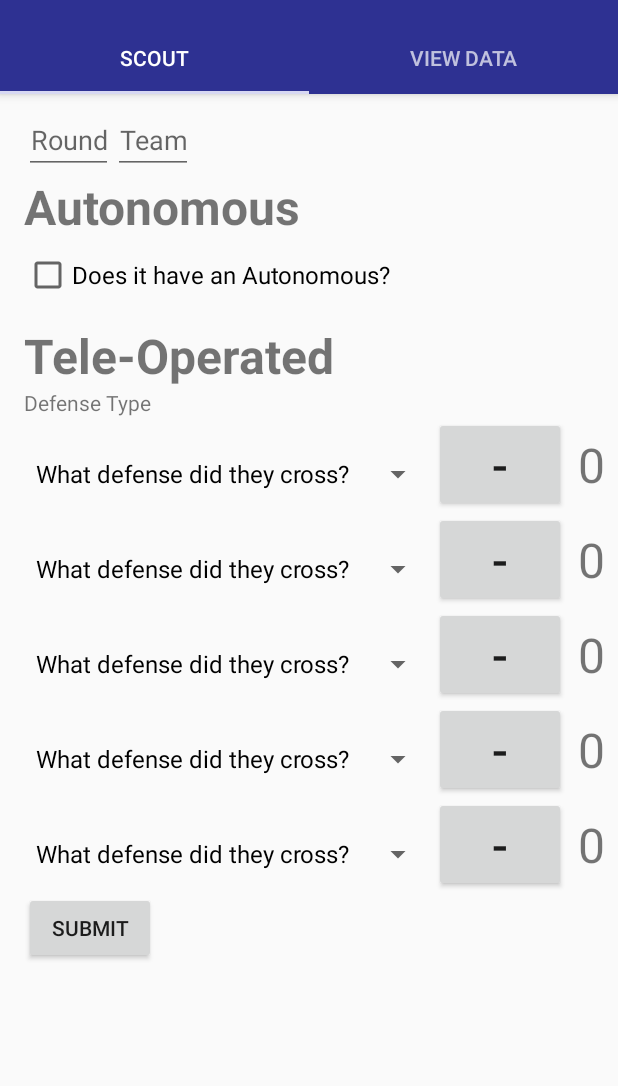
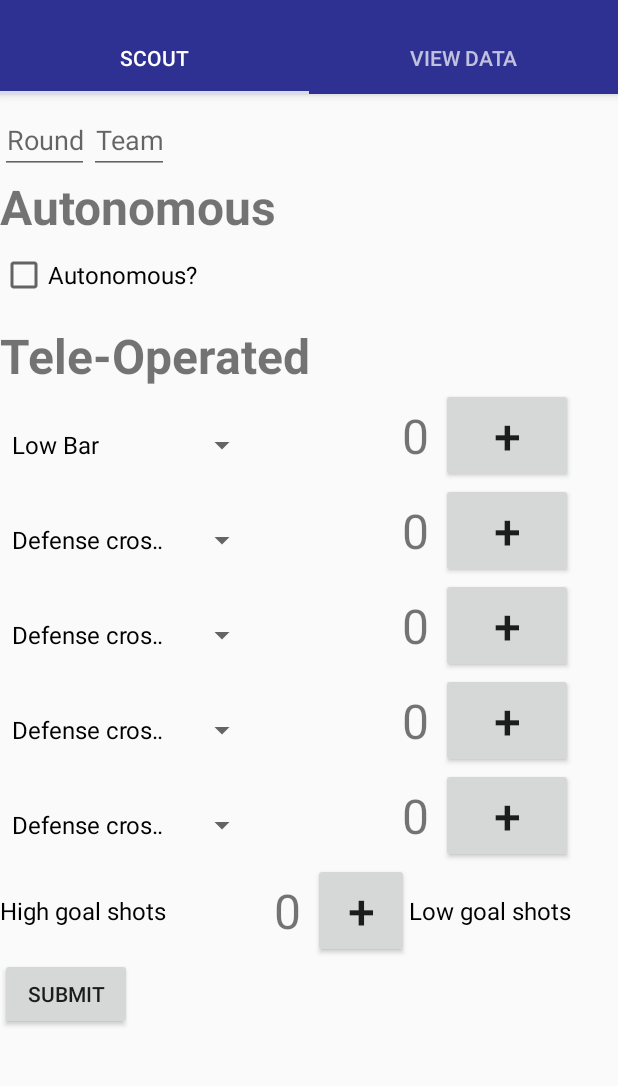
Before and after one commit to Brendon-Egolf/FRCScoutingApp2016, an Android app: the screen it shows after launch (MainActivity), on a phone screen of 412 x 824 dp, the part 62-1148 px from its top. Run offline under Robolectric (Android 15) with nearby library versions, the phone set to English and light mode, and no system bars.

Commit message:
I finished the layout!

```diff
--- a/app/src/main/java/com/petoskeypaladins/frcscoutingapp/Defense.java
+++ b/app/src/main/java/com/petoskeypaladins/frcscoutingapp/Defense.java
@@ -4,37 +4,67 @@ import android.content.Context;
 import android.view.LayoutInflater;
 import android.view.View;
 import android.widget.ArrayAdapter;
+import android.widget.Button;
 import android.widget.LinearLayout;
 import android.widget.Spinner;
+import android.widget.TextView;
+import android.widget.Toast;
 
 
 public class Defense extends LinearLayout {
+    private int defensePasses;
 
-
-    public Defense(Context context) {
+    public Defense(Context context, Boolean lowBar) {
         super(context);
 
         LayoutInflater inflater = (LayoutInflater)context.getSystemService(Context.LAYOUT_INFLATER_SERVICE);
         inflater.inflate(R.layout.layout_defense, this, true);
         View view = inflater.inflate(R.layout.layout_defense, this, true);
 
-        view.findViewById(R.id.defense_type);
+        final Spinner defenseSpinner = (Spinner) view.findViewById(R.id.defense_type);
+        final Button subtractPass = (Button) view.findViewById(R.id.subtract_pass);
+        final TextView passes = (TextView) view.findViewById(R.id.passes);
+        final Button addPass = (Button) view.findViewById(R.id.add_pass);
 
-
-        final Spinner defenseSpinner = (Spinner) view.findViewById(R.id.defense_type);
-        ArrayAdapter<CharSequence> arrayAdapter = ArrayAdapter.createFromResource(getContext(),
-                R.array.defenses, android.R.layout.simple_spinner_dropdown_item);
-
+        ArrayAdapter<CharSequence> arrayAdapter;
+        defensePasses = 0;
+        updatePasses(passes, defensePasses);
+        if (lowBar) {
+            Toast.makeText(context, "shorty got low low low low low low low low.", Toast.LENGTH_SHORT).show();
+            arrayAdapter = ArrayAdapter.createFromResource(getContext(),
+                    R.array.low_bar, android.R.layout.simple_spinner_dropdown_item);
+        } else {
+            arrayAdapter = ArrayAdapter.createFromResource(getContext(),
+                    R.array.teleop_defenses, android.R.layout.simple_spinner_dropdown_item);
+        }
         arrayAdapter.setDropDownViewResource(android.R.layout.simple_spinner_dropdown_item);
-
         defenseSpinner.setAdapter(arrayAdapter);
 
+        subtractPass.setOnClickListener(new View.OnClickListener() {
+            @Override
+            public void onClick(View v) {
+                defensePasses--;
+                updatePasses(passes, defensePasses);
+                if (defensePasses == 0) {
+                    subtractPass.setVisibility(View.INVISIBLE);
+                }
+            }
+        });
 
-
-
-
+        addPass.setOnClickListener(new View.OnClickListener() {
+            @Override
+            public void onClick(View v) {
+                defensePasses++;
+                updatePasses(passes, defensePasses);
+                if (defensePasses > 0) {
+                    subtractPass.setVisibility(View.VISIBLE);
+                }
+            }
+        });
     }
 
-
+    public void updatePasses(TextView passes, int defensePasses) {
+        passes.setText(Integer.toString(defensePasses));
+    }
 
 }
--- a/app/src/main/java/com/petoskeypaladins/frcscoutingapp/ScoutingSheet.java
+++ b/app/src/main/java/com/petoskeypaladins/frcscoutingapp/ScoutingSheet.java
@@ -19,7 +19,7 @@ import android.widget.Toast;
 
 
 public class ScoutingSheet extends Fragment {
-
+    private int highGoalCount, lowGoalCount;
 
 
 
@@ -49,7 +49,7 @@ public class ScoutingSheet extends Fragment {
         submit.setOnClickListener(new View.OnClickListener() {
             @Override
             public void onClick(View v) {
-                submitForm();
+                submitForm(view);
             }
         });
 
@@ -58,23 +58,14 @@ public class ScoutingSheet extends Fragment {
             @Override
             public boolean onEditorAction(TextView v, int actionId, KeyEvent event) {
                 if (actionId == EditorInfo.IME_ACTION_DONE) {
-                    roundNumber.clearFocus();
+                    teamNumber.requestFocus();
+
                 }
 
                 return false;
             }
         });
 
-        teamNumber.setOnEditorActionListener(new TextView.OnEditorActionListener() {
-            @Override
-            public boolean onEditorAction(TextView v, int actionId, KeyEvent event) {
-                if (actionId == EditorInfo.IME_ACTION_DONE) {
-                    teamNumber.clearFocus();
-                }
-
-                return false;
-            }
-        });
 
         final Spinner autonDefenseSpinner = (Spinner) view.findViewById(R.id.auton_defense_cross);
         ArrayAdapter<CharSequence> arrayAdapter = ArrayAdapter.createFromResource(getContext(),
@@ -125,8 +116,67 @@ public class ScoutingSheet extends Fragment {
         final int DEFENSES = 5;
 
         for (int i = 0; i < DEFENSES; i++) {
-            defenseList.addView(new Defense(getContext()));
+            defenseList.addView(new Defense(getContext(), (i == 0)));
         }
+
+        final Button highGoalAdd = (Button) view.findViewById(R.id.high_goal_add);
+        final TextView highGoalNumber = (TextView) view.findViewById(R.id.high_goal_number);
+        final Button highGoalSubtract = (Button) view.findViewById(R.id.high_goal_subtract);
+        final Button lowGoalAdd = (Button) view.findViewById(R.id.low_goal_add);
+        final TextView lowGoalNumber = (TextView) view.findViewById(R.id.low_goal_number);
+        final Button lowGoalSubtract = (Button) view.findViewById(R.id.low_goal_subtract);
+
+        highGoalCount = 0;
+        highGoalNumber.setText(Integer.toString(highGoalCount));
+        lowGoalCount = 0;
+        lowGoalNumber.setText(Integer.toString(lowGoalCount));
+
+
+        highGoalSubtract.setOnClickListener(new View.OnClickListener() {
+            @Override
+            public void onClick(View v) {
+                highGoalCount--;
+                highGoalNumber.setText(Integer.toString(highGoalCount));
+                if (highGoalCount == 0) {
+                    highGoalSubtract.setVisibility(View.INVISIBLE);
+                }
+            }
+        });
+
+        highGoalAdd.setOnClickListener(new View.OnClickListener() {
+            @Override
+            public void onClick(View v) {
+                highGoalCount++;
+                highGoalNumber.setText(Integer.toString(highGoalCount));
+                if (highGoalCount > 0) {
+                    highGoalSubtract.setVisibility(View.VISIBLE);
+                }
+            }
+        });
+
+
+        lowGoalSubtract.setOnClickListener(new View.OnClickListener() {
+            @Override
+            public void onClick(View v) {
+                lowGoalCount--;
+                lowGoalNumber.setText(Integer.toString(lowGoalCount));
+                if (lowGoalCount == 0) {
+                    lowGoalSubtract.setVisibility(View.INVISIBLE);
+                }
+            }
+        });
+
+        lowGoalAdd.setOnClickListener(new View.OnClickListener() {
+            @Override
+            public void onClick(View v) {
+                lowGoalCount++;
+                lowGoalNumber.setText(Integer.toString(lowGoalCount));
+                if (lowGoalCount > 0) {
+                    lowGoalSubtract.setVisibility(View.VISIBLE);
+                }
+            }
+        });
+
 
 
 
@@ -136,19 +186,11 @@ public class ScoutingSheet extends Fragment {
 
 
 
-    public void submitForm() {
-
-        EditText roundNumber = (EditText)getView().findViewById(R.id.round_number);
-        EditText teamNumber = (EditText) getView().findViewById(R.id.team_number);
-        CheckBox canAuton = (CheckBox) getView().findViewById(R.id.can_auton);
-
-
+    public void submitForm(View view) {
 
     }
 
-    public void writeData(View view) {
 
-    }
 
 
     public void alert() {
--- a/app/src/main/res/layout/fragment_scouting_sheet.xml
+++ b/app/src/main/res/layout/fragment_scouting_sheet.xml
@@ -1,11 +1,8 @@
-<ScrollView android:id="@+id/scroll_view"
+<RelativeLayout
+    tools:context="com.petoskeypaladins.frcscoutingapp.ScoutingSheet"
     xmlns:android="http://schemas.android.com/apk/res/android"
-    xmlns:tools="http://schemas.android.com/tools" android:layout_width="match_parent"
-    android:layout_height="wrap_content"
-    tools:context="com.petoskeypaladins.frcscoutingapp.ScoutingSheet">
-
-
-    <RelativeLayout android:id="@+id/main_layout"
+    xmlns:tools="http://schemas.android.com/tools"
+    android:id="@+id/main_layout"
     android:layout_width="match_parent"
     android:layout_height="match_parent"
     android:descendantFocusability="beforeDescendants"
@@ -59,7 +56,8 @@
         android:layout_width="wrap_content"
         android:layout_height="wrap_content"
         android:layout_below="@id/can_auton"
-
+        android:layout_toRightOf="@+id/can_auton_shoot"
+        android:layout_marginLeft="@dimen/margin_small"
         android:visibility="gone"/>
 
     <CheckBox android:id="@+id/can_auton_shoot"
@@ -67,30 +65,31 @@
         android:layout_height="wrap_content"
         android:text="@string/can_auton_shoot"
         android:textSize="@dimen/item_label"
-            android:layout_below="@id/auton_defense_cross"
-
+        android:layout_below="@id/can_auton"
+        android:layout_alignTop="@id/auton_defense_cross"
+        android:layout_alignBottom="@id/auton_defense_cross"
+        android:gravity="center_vertical"
         android:visibility="gone"/>
 
     <RadioGroup android:id="@+id/auton_shoot_type"
         android:layout_width="wrap_content"
         android:layout_height="wrap_content"
+        android:layout_alignLeft="@id/can_auton_shoot"
+        android:layout_below="@id/can_auton_shoot"
+        android:checkedButton="@+id/auton_low_goal"
+        android:visibility="gone">
 
-            android:layout_below="@id/can_auton_shoot"
-            android:visibility="gone">
+        <RadioButton android:id="@+id/auton_low_goal"
+            android:layout_width="wrap_content"
+            android:layout_height="wrap_content"
+            android:text="@string/low_goal"
+            android:textSize="@dimen/item_label" />
 
         <RadioButton android:id="@+id/auton_high_goal"
             android:layout_width="wrap_content"
             android:layout_height="wrap_content"
-                android:text="@string/auton_high_goal"
-                android:textSize="@dimen/item_label"
-                />
-
-            <RadioButton android:id="@+id/auton_low_goal"
-                android:layout_width="wrap_content"
-                android:layout_height="wrap_content"
-                android:text="@string/auton_low_goal"
-                android:textSize="@dimen/item_label"
-                />
+            android:text="@string/high_goal"
+            android:textSize="@dimen/item_label" />
 
     </RadioGroup>
 
@@ -105,33 +104,92 @@
         android:layout_marginTop="@dimen/margin_small"
         android:textStyle="bold" />
 
-        <TextView android:id="@+id/column_defense_type"
-            android:layout_width="wrap_content"
-            android:layout_height="wrap_content"
-            android:text="@string/column_defense_type"
-            android:layout_below="@id/teleop_label"/>
-
     <LinearLayout android:id="@+id/defense_list"
         android:layout_width="wrap_content"
         android:layout_height="wrap_content"
-            android:layout_below="@id/column_defense_type"
-            android:orientation="vertical">
+        android:layout_below="@id/teleop_label"
+        android:orientation="vertical" />
 
+    <LinearLayout android:id="@+id/high_goal_shots"
+        android:layout_width="wrap_content"
+        android:layout_height="wrap_content"
+        android:orientation="horizontal"
+        android:layout_below="@id/defense_list">
 
+        <TextView android:id="@+id/high_goal_shots_label"
+            android:layout_width="wrap_content"
+            android:layout_height="match_parent"
+            android:text="@string/high_goal_shots"
+            android:textColor="@color/black"
+            android:textSize="@dimen/item_label"
+            android:gravity="center_vertical"/>
 
+        <Button android:id="@+id/high_goal_subtract"
+            android:layout_width="@dimen/button"
+            android:layout_height="match_parent"
+            android:text="-"
+            android:textSize="32dp"
+            android:visibility="invisible"/>
+
+        <TextView android:id="@+id/high_goal_number"
+            android:layout_width="wrap_content"
+            android:layout_height="match_parent"
+            android:textSize="32dp"
+
+            android:gravity="center_vertical"
+            android:layout_marginLeft="8dp"
+            android:layout_marginRight="8dp"/>
+
+        <Button android:id="@+id/high_goal_add"
+            android:layout_width="@dimen/button"
+            android:layout_height="match_parent"
+            android:text="+"
+            android:textSize="32dp" />
+    </LinearLayout>
+
+    <LinearLayout android:id="@+id/low_goal_shots"
+        android:layout_width="wrap_content"
+        android:layout_height="wrap_content"
+        android:orientation="horizontal"
+        android:layout_below="@id/defense_list"
+        android:layout_toRightOf="@id/high_goal_shots">
+        <TextView android:id="@+id/low_goal_shots_label"
+            android:layout_width="wrap_content"
+            android:layout_height="match_parent"
+            android:text="@string/low_goal_shots"
+            android:textColor="@color/black"
+            android:textSize="@dimen/item_label"
+            android:gravity="center_vertical"/>
+
+        <Button android:id="@+id/low_goal_subtract"
+            android:layout_width="@dimen/button"
+            android:layout_height="match_parent"
+            android:text="-"
+            android:textSize="32dp"
+            android:visibility="invisible"/>
+
+        <TextView android:id="@+id/low_goal_number"
+            android:layout_width="wrap_content"
+            android:layout_height="match_parent"
+            android:textSize="32dp"
+
+            android:gravity="center_vertical"
+            android:layout_marginLeft="8dp"
+            android:layout_marginRight="8dp"/>
+
+        <Button android:id="@+id/low_goal_add"
+            android:layout_width="@dimen/button"
+            android:layout_height="match_parent"
+            android:text="+"
+            android:textSize="32dp" />
     </LinearLayout>
 
     <Button android:id="@+id/submit"
         android:layout_width="wrap_content"
         android:layout_height="wrap_content"
-            android:layout_below="@id/defense_list"
+        android:layout_below="@id/high_goal_shots"
         android:text="@string/submit"
 
         android:layout_marginBottom="@dimen/margin_large" />
 
-
-
-
 </RelativeLayout>
-
-</ScrollView>
--- a/app/src/main/res/layout/layout_defense.xml
+++ b/app/src/main/res/layout/layout_defense.xml
@@ -5,19 +5,20 @@
     android:orientation="horizontal">
 
     <Spinner android:id="@+id/defense_type"
-        android:layout_width="wrap_content"
+        android:layout_width="172dp"
         android:layout_height="wrap_content"/>
 
     <Button android:id="@+id/subtract_pass"
         android:layout_width="wrap_content"
         android:layout_height="wrap_content"
         android:text="-"
-        android:textSize="32dp"/>
+        android:textSize="32dp"
+        android:visibility="invisible"/>
 
     <TextView android:id="@+id/passes"
         android:layout_width="wrap_content"
         android:layout_height="wrap_content"
-        android:text="0"
+        android:text=""
         android:textSize="32dp"
         android:gravity="center_vertical"
         android:layout_marginLeft="8dp"
--- a/app/src/main/res/values/dimens.xml
+++ b/app/src/main/res/values/dimens.xml
@@ -14,6 +14,7 @@
     <dimen name="group_label">20dp</dimen>
     <dimen name="margin_x_small">8dp</dimen>
     <dimen name="margin_large">96dp</dimen>
+    <dimen name="button">64dp</dimen>
 
 
 </resources>
--- a/app/src/main/res/values/strings.xml
+++ b/app/src/main/res/values/strings.xml
@@ -8,7 +8,7 @@
     <string name="hello_blank_fragment">Hello blank fragment</string>
     <string name="scouting_sheet_title">Create a New Scouting Sheet!</string>
     <string name="auton_mode">Autonomous</string>
-    <string name="can_auton">Does it have an Autonomous?</string>
+    <string name="can_auton">Autonomous?</string>
     <string name="n_totes">How many totes does it pickup?</string>
     <string name="n_cans">How many cans can it burgle?</string>
     <string name="can_stack">Can it make an auton stack?</string>
@@ -26,12 +26,17 @@
     <string name="round_number">Round</string>
     <string name="team_number">Team</string>
     <string name="can_auton_shoot">Does it shoot?</string>
-    <string name="auton_high_goal">High Goal</string>
-    <string name="auton_low_goal">Low Goal</string>
+    <string name="high_goal">High Goal</string>
+    <string name="low_goal">Low Goal</string>
     <string name="column_defense_type">Defense Type</string>
+    <string name="high_goal_shots">High goal shots</string>
+    <string name="low_goal_shots">Low goal shots</string>
+
 
     <string-array name="defenses">
-        <item>What defense did they cross?</item>
+        <item>Defense crossed?</item>
+        <item>None</item>
+        <item>Low Bar</item>
         <item>Portcullis</item>
         <item>Cheval de Frise</item>
         <item>Moat</item>
@@ -40,8 +45,24 @@
         <item>Sally Port</item>
         <item>Rock Wall</item>
         <item>Rough Terrain</item>
+    </string-array>
+
+    <string-array name="teleop_defenses">
+        <item>Defense crossed?</item>
+        <item>Portcullis</item>
+        <item>Cheval de Frise</item>
+        <item>Moat</item>
+        <item>Ramparts</item>
+        <item>Drawbridge</item>
+        <item>Sally Port</item>
+        <item>Rock Wall</item>
+        <item>Rough Terrain</item>
+    </string-array>
+
+    <!-- I know this is terrible practice but I DON'T CARE!!!!!!!!!!!!!!!!!!!!!-->
+    <string-array name="low_bar">
         <item>Low Bar</item>
-        <item>None</item>
+    </string-array>
 
-    </string-array>
+
 </resources>
```
Lines whose indentation alone changed are shown as unchanged.
